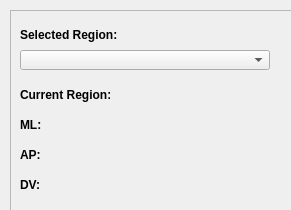
int-brain-lab/iblapps, file needles2/regionUI.ui: the form before one commit.
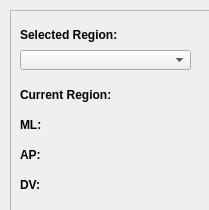
The form after the commit.

Commit message: adjust the ui to make it scalable

Patch:
```diff
--- a/needles2/regionUI.ui
+++ b/needles2/regionUI.ui
@@ -6,7 +6,7 @@
    <rect>
     <x>0</x>
     <y>0</y>
-    <width>291</width>
+    <width>209</width>
     <height>210</height>
    </rect>
   </property>
@@ -64,7 +64,7 @@
      <rect>
       <x>10</x>
       <y>40</y>
-      <width>250</width>
+      <width>171</width>
       <height>20</height>
      </rect>
     </property>
```
The commit also changes 2 other files.
